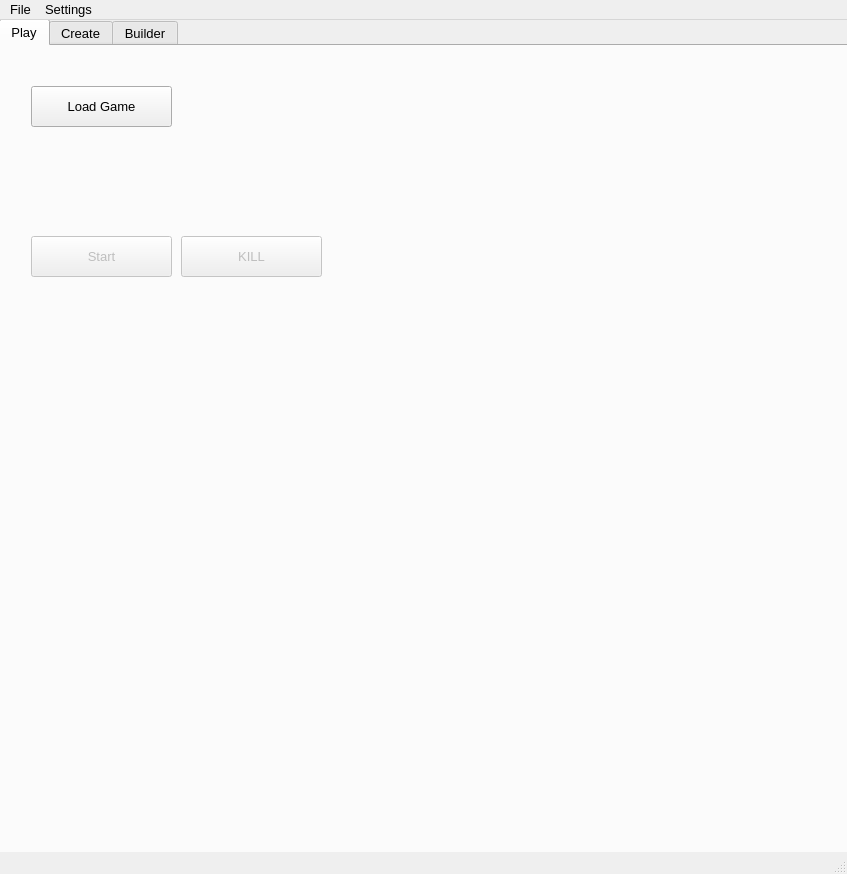
Above: app/Window.ui from St33f3n/VisualAutomationBot before the change. Below: the same form after it.
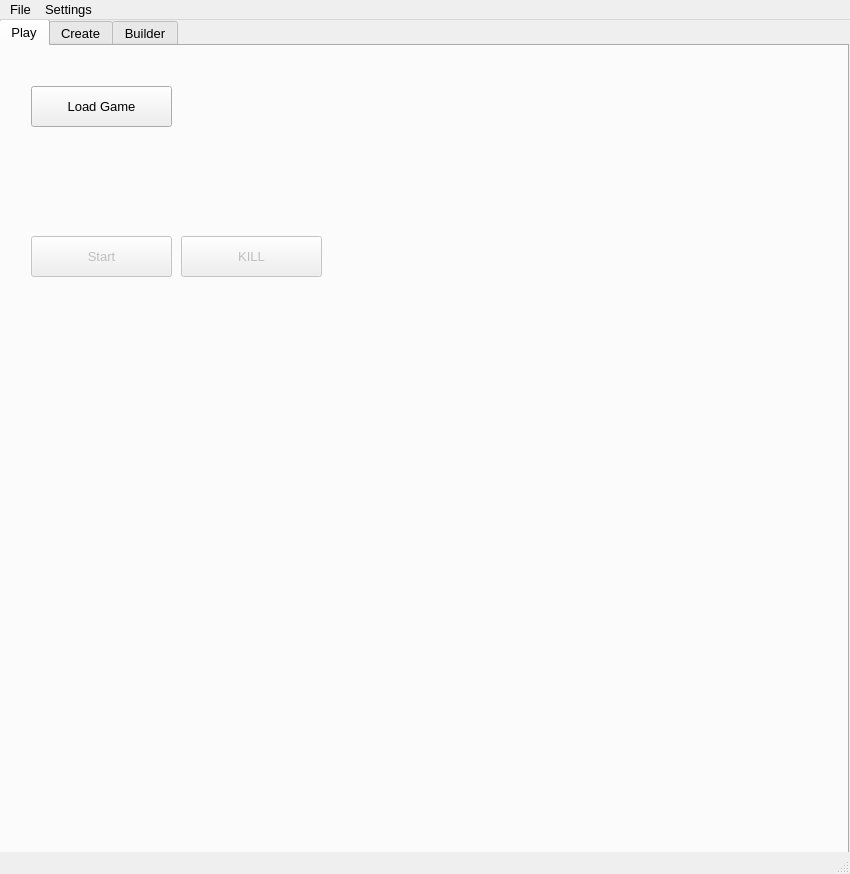
That is the form after the change.

The edit to the form file:
```diff
--- a/app/Window.ui
+++ b/app/Window.ui
@@ -6,10 +6,28 @@
    <rect>
     <x>0</x>
     <y>0</y>
-    <width>847</width>
+    <width>850</width>
     <height>874</height>
    </rect>
   </property>
+  <property name="sizePolicy">
+   <sizepolicy hsizetype="Fixed" vsizetype="Fixed">
+    <horstretch>0</horstretch>
+    <verstretch>0</verstretch>
+   </sizepolicy>
+  </property>
+  <property name="minimumSize">
+   <size>
+    <width>850</width>
+    <height>874</height>
+   </size>
+  </property>
+  <property name="maximumSize">
+   <size>
+    <width>850</width>
+    <height>874</height>
+   </size>
+  </property>
   <property name="font">
    <font>
     <pointsize>10</pointsize>
@@ -387,7 +405,7 @@
     <rect>
      <x>0</x>
      <y>0</y>
-     <width>847</width>
+     <width>850</width>
      <height>26</height>
     </rect>
    </property>
```
